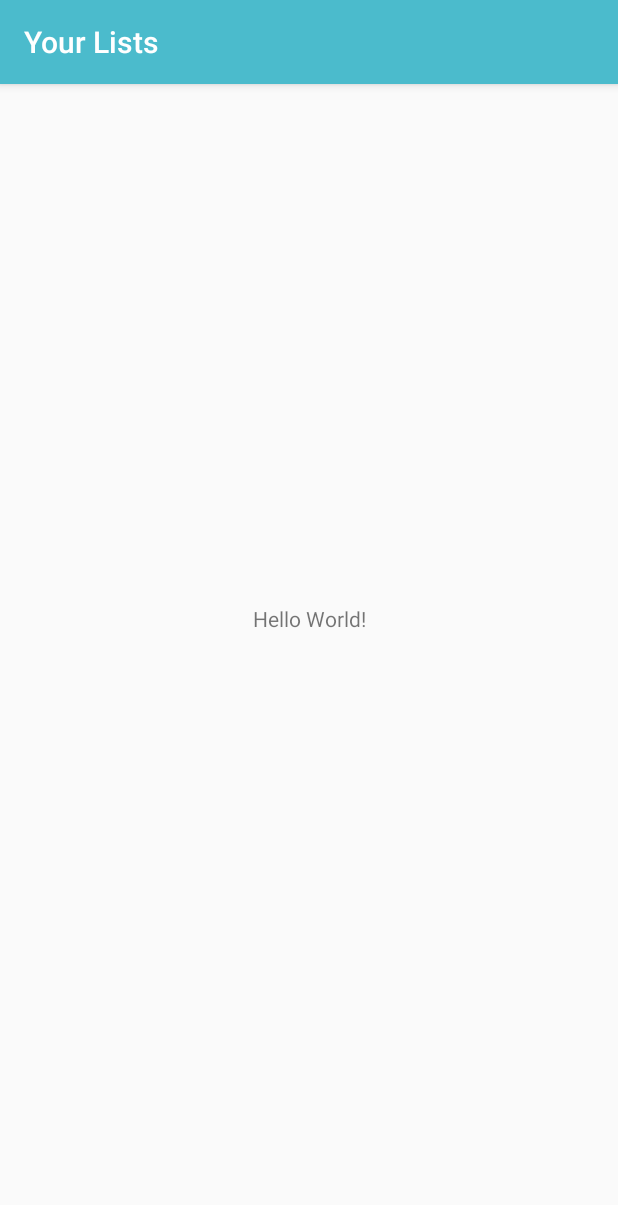
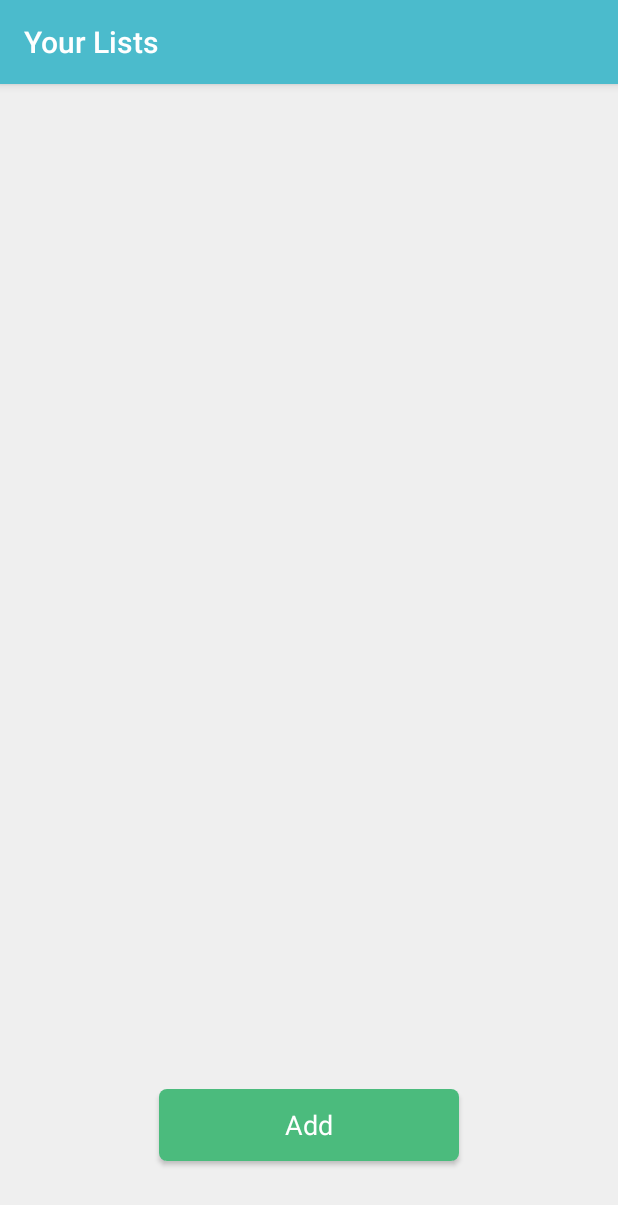
Before and after one commit to annadoerr/Sloth, an Android app: the screen it shows after launch (MainActivity), on a phone screen of 412 x 824 dp. Shown: the top 1205 px of the screen. Run offline under Robolectric (Android 15) with nearby library versions, the light colour scheme and no system bars.

Commit message:
ButtonCreateToDo

```diff
--- a/app/build.gradle
+++ b/app/build.gradle
@@ -26,4 +26,5 @@ dependencies {
     testImplementation 'junit:junit:4.12'
     androidTestImplementation 'androidx.test.ext:junit:1.1.1'
     androidTestImplementation 'androidx.test.espresso:espresso-core:3.2.0'
+    implementation 'androidx.gridlayout:gridlayout:1.0.0'
 }
--- a/app/src/main/AndroidManifest.xml
+++ b/app/src/main/AndroidManifest.xml
@@ -4,11 +4,13 @@
 
     <application
         android:allowBackup="true"
+        android:fitsSystemWindows="true"
         android:icon="@mipmap/ic_launcher"
         android:label="@string/app_name"
         android:roundIcon="@mipmap/ic_launcher_round"
         android:supportsRtl="true"
         android:theme="@style/Theme.AppCompat.Light.NoActionBar">
+        <activity android:name=".ToDoActivity"></activity>
         <activity android:name=".MainActivity">
             <intent-filter>
                 <action android:name="android.intent.action.MAIN" />
--- /dev/null
+++ b/app/src/main/res/drawable/rounded_corners.xml
@@ -0,0 +1,8 @@
+<?xml version="1.0" encoding="utf-8"?>
+
+    <shape xmlns:android="http://schemas.android.com/apk/res/android"
+        android:shape="rectangle">
+        <corners android:radius="5dp"/>
+        <solid android:color="@color/colorAccent"/>
+
+    </shape>
--- a/app/src/main/res/layout/activity_main.xml
+++ b/app/src/main/res/layout/activity_main.xml
@@ -4,21 +4,45 @@
     xmlns:tools="http://schemas.android.com/tools"
     android:layout_width="match_parent"
     android:layout_height="match_parent"
-    tools:context=".MainActivity"
-    android:fitsSystemWindows="true">
+    tools:context=".MainActivity">
 
     <include
         android:id="@+id/app_bar"
         layout="@layout/app_bar"
+        app:layout_constraintEnd_toEndOf="parent"
+        app:layout_constraintStart_toStartOf="parent"
         app:layout_constraintTop_toTopOf="parent" />
 
-    <TextView
-        android:layout_width="wrap_content"
+    <ScrollView
+        android:id="@+id/scrollView2"
+        android:layout_width="match_parent"
+        android:layout_height="match_parent"
+        android:layout_marginTop="56dp"
+        android:background="@color/backgroundColor"
+        app:layout_constraintBottom_toBottomOf="parent"
+        app:layout_constraintTop_toBottomOf="@+id/app_bar"
+        app:layout_constraintVertical_bias="0.0"
+        tools:layout_editor_absoluteX="-28dp">
+
+        <LinearLayout
+            android:layout_width="match_parent"
+            android:layout_height="wrap_content"
+            android:orientation="vertical" />
+    </ScrollView>
+
+    <Button
+        android:id="@+id/addList"
+        android:layout_width="200dp"
         android:layout_height="wrap_content"
-        android:text="Hello World!"
-        app:layout_constraintBottom_toBottomOf="parent"
-        app:layout_constraintLeft_toLeftOf="parent"
-        app:layout_constraintRight_toRightOf="parent"
-        app:layout_constraintTop_toTopOf="parent" />
+        android:layout_marginBottom="50dp"
+        android:background="@drawable/rounded_corners"
+        android:elevation="4dp"
+        android:onClick="addListClicked"
+        android:text="@string/AddButton"
+        android:textAppearance="@style/TextAppearance.AppCompat.Medium"
+        android:textColor="@color/whiteText"
+        app:layout_constraintBottom_toBottomOf="@+id/scrollView2"
+        app:layout_constraintEnd_toEndOf="parent"
+        app:layout_constraintStart_toStartOf="@+id/scrollView2" />
 
 </androidx.constraintlayout.widget.ConstraintLayout>
--- a/app/src/main/res/values/colors.xml
+++ b/app/src/main/res/values/colors.xml
@@ -2,9 +2,9 @@
 <resources>
     <color name="colorPrimary">#4bbbcc</color>
     <color name="colorPrimaryDark">#41a5af</color>
-    <color name="colorAccent">#4bbb7d</color>
+    <color name="colorAccent">#4BBB7D</color>
     <color name="colorAccentDark">#409b65</color>
-    <color name="backgroundColor">#efefef</color>
-    <color name="whiteText">#ffffff</color>
+    <color name="backgroundColor">#EFEFEF</color>
+    <color name="whiteText">#FFFFFF</color>
     <color name="blackText">#111111</color>
 </resources>
--- a/app/src/main/res/values/strings.xml
+++ b/app/src/main/res/values/strings.xml
@@ -1,3 +1,6 @@
 <resources>
     <string name="app_name">Sloth</string>
+    <string name="AddButton">Add</string>
+    <string name="listTitle">Your Lists</string>
+    <string name="todoTitle">Your To-Dos</string>
 </resources>
```
Also changed, not shown: app/src/main/java/com/example/sloth/ToDoActivity.java (added, +18 -0 lines), app/src/main/res/layout/activity_to_do.xml (added, +16 -0 lines), 1 other file.
